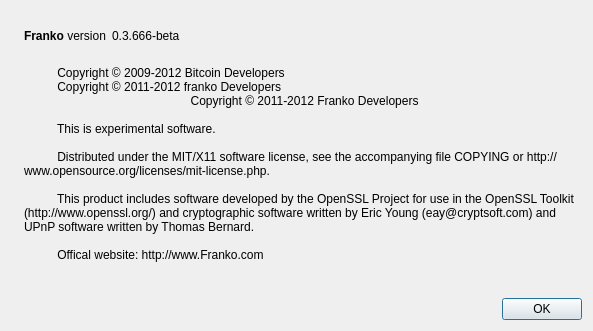
Above: src/qt/forms/aboutdialog.ui from an420/asdf before the change. Below: the same form after it.
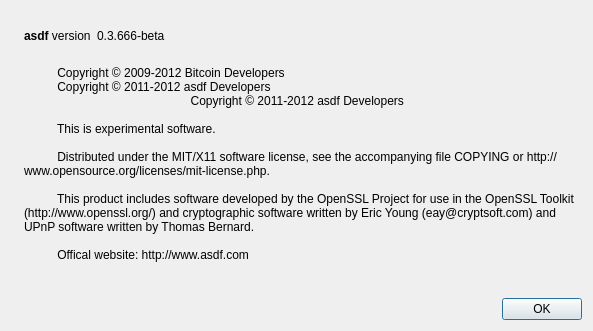
That is the form after the change. Icons and pictures are not drawn.

Diff of the .ui file:
```diff
--- a/src/qt/forms/aboutdialog.ui
+++ b/src/qt/forms/aboutdialog.ui
@@ -50,7 +50,7 @@
           <cursorShape>IBeamCursor</cursorShape>
          </property>
          <property name="text">
-          <string>&lt;b&gt;Franko&lt;/b&gt; version</string>
+          <string>&lt;b&gt;asdf&lt;/b&gt; version</string>
          </property>
          <property name="textInteractionFlags">
           <set>Qt::LinksAccessibleByMouse|Qt::TextSelectableByKeyboard|Qt::TextSelectableByMouse</set>
@@ -96,8 +96,8 @@
        <property name="text">
         <string>
           Copyright © 2009-2012 Bitcoin Developers
-          Copyright © 2011-2012 franko Developers
-		  Copyright © 2011-2012 Franko Developers
+          Copyright © 2011-2012 asdf Developers
+		  Copyright © 2011-2012 asdf Developers
 
           This is experimental software.
 
@@ -105,7 +105,7 @@
 
           This product includes software developed by the OpenSSL Project for use in the OpenSSL Toolkit (http://www.openssl.org/) and cryptographic software written by Eric Young (eay@cryptsoft.com) and UPnP software written by Thomas Bernard.
 
-          Offical website: http://www.Franko.com
+          Offical website: http://www.asdf.com
         </string>
        </property>
        <property name="wordWrap">
```
Left out of the diff: 2 changed lines with no effect on the pictures.
